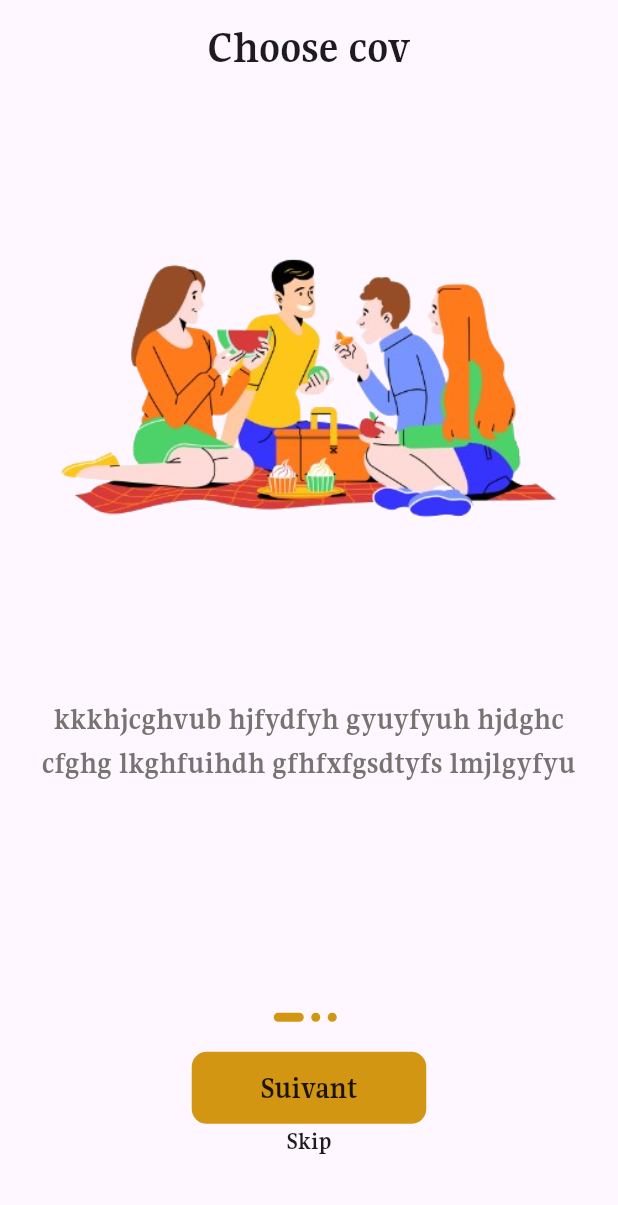
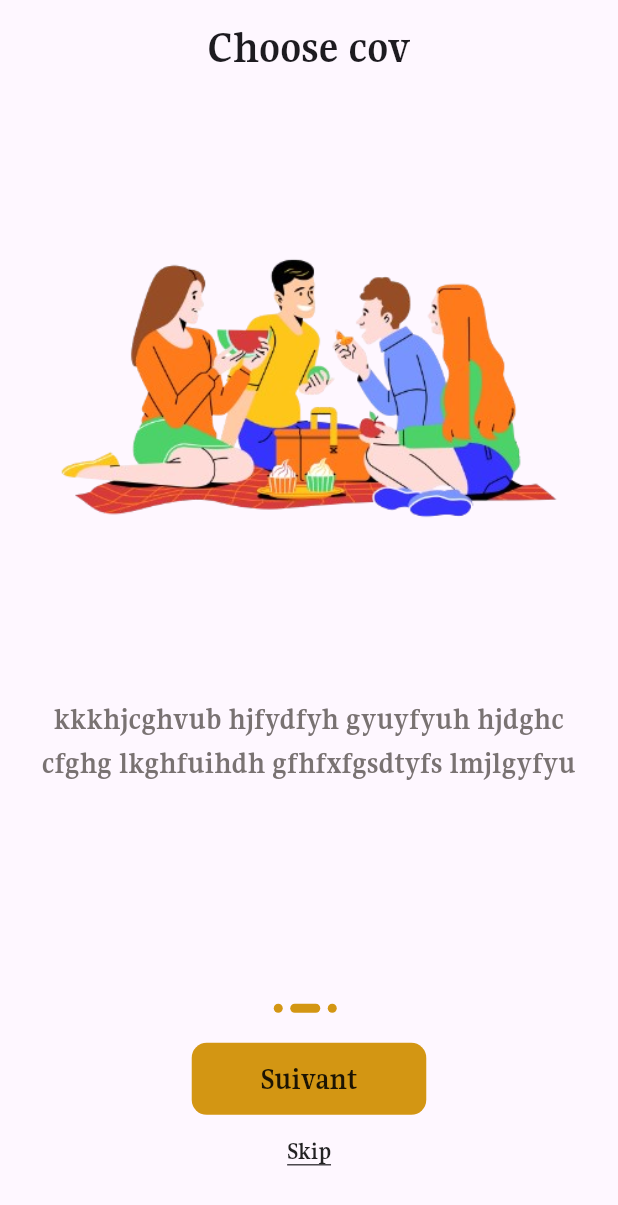
Before and after one commit to rahmajbeli09/covoiturage, a Flutter app: the screen it shows after launch, after a tap on "Suivant", on a phone screen of 412 x 824 dp. Shown: the top 1205 px of the screen. Run offline on Flutter 3.47's test engine with Material 3 defaults, Android fonts, the light colour scheme and no system bars; our stand-ins replace get.

Commit message:
03/08/2024

```diff
--- a/lib/controller/onBoardingController.dart
+++ b/lib/controller/onBoardingController.dart
@@ -1,9 +1,12 @@
+import 'package:covo/core/constant/routes.dart';
+import 'package:covo/data/datasource/static/static.dart';
 import 'package:flutter/material.dart';
 import 'package:get/get.dart';
 
 abstract class Onboardingcontroller extends GetxController{
   next();
   onPageChanged(int index);
+  skip();
 }
 class OnboardingcontrollerImp extends Onboardingcontroller {
 
@@ -12,7 +15,12 @@ class OnboardingcontrollerImp extends Onboardingcontroller {
   @override
   next() {
     currentPage++;
-    pageController.animateToPage(currentPage, duration: const Duration(microseconds: 900), curve: Curves.easeInOut);
+    if(currentPage >onBoardingList.length -1){
+        Get.offAllNamed(AppRoute.login);
+    }else{
+          pageController.animateToPage(currentPage, duration: const Duration(microseconds: 900), curve: Curves.easeInOut);
+
+    }
   }
 
   @override
@@ -27,4 +35,9 @@ class OnboardingcontrollerImp extends Onboardingcontroller {
     super.onInit();
   }
 
+  @override
+  skip() {
+    Get.offAllNamed(AppRoute.login);
+  }
+
 }
--- /dev/null
+++ b/lib/core/constant/routes.dart
@@ -0,0 +1,3 @@
+class AppRoute {
+  static const String login = "/login";
+}
--- a/lib/main.dart
+++ b/lib/main.dart
@@ -1,3 +1,4 @@
+import 'package:covo/routes.dart';
 import 'package:flutter/material.dart';
 import 'package:get/get.dart';
 import 'view/screen/onBoarding.dart';
@@ -13,10 +14,8 @@ class MyApp extends StatelessWidget {
     return GetMaterialApp(
       debugShowCheckedModeBanner: false,
       title: 'Flutter Demo',
-      theme: ThemeData(
-
-      ),
       home: OnBoarding(),
+      routes: routes,
     );
   }
 }
--- a/lib/view/screen/onBoarding.dart
+++ b/lib/view/screen/onBoarding.dart
@@ -2,6 +2,7 @@ import 'package:covo/controller/onBoardingController.dart';
 import 'package:covo/view/widget/onBoarding/dotController.dart';
 import 'package:covo/view/widget/onBoarding/onBoardingButton.dart';
 import 'package:covo/view/widget/onBoarding/onBoardingSlider.dart';
+import 'package:covo/view/widget/onBoarding/skip.dart';
 import 'package:flutter/material.dart';
 import 'package:get/get.dart';
 
@@ -18,14 +19,15 @@ class OnBoarding extends StatelessWidget {
             flex: 4,
             child:  onBoardingSlider(),
           ),
-          SizedBox(height: 80,),
+          SizedBox(height: 50,),
           Expanded(
             flex:1,
             child : Column(children: [
          Dotcontroller(),
            SizedBox(height: 20,),
            Onboardingbutton(),
-         Text("Skip", style:  TextStyle(fontWeight: FontWeight.bold , fontSize: 16 , fontFamily: "Gupter" ))
+          Skip()
+
             ],))
         ],
       ),
--- a/lib/view/widget/onBoarding/onBoardingSlider.dart
+++ b/lib/view/widget/onBoarding/onBoardingSlider.dart
@@ -12,7 +12,7 @@ class onBoardingSlider extends GetView<OnboardingcontrollerImp> {
     return PageView.builder(
       controller: controller.pageController,
       onPageChanged: (val){
-
+        controller.onPageChanged(val);
       },
               itemCount: onBoardingList.length,
               itemBuilder: (context ,i) => Column(children: [
--- /dev/null
+++ b/lib/view/widget/onBoarding/skip.dart
@@ -0,0 +1,18 @@
+import 'package:covo/controller/onBoardingController.dart';
+import 'package:flutter/material.dart';
+import 'package:get/get.dart';
+
+class Skip extends GetView<OnboardingcontrollerImp> {
+  const Skip({Key? key}) : super(key: key);
+
+  @override
+  Widget build(BuildContext context) {
+    return MaterialButton(
+          onPressed: (){
+            controller.skip();
+          },
+           child: const Text("Skip", style:  TextStyle(fontWeight: FontWeight.bold , fontSize: 16 , fontFamily: "Gupter"  , decoration: TextDecoration.underline,
+           )),
+         );
+  }
+}
```
Also changed, not shown: lib/routes.dart (added, +7 -0 lines), lib/view/screen/login.dart (added, +63 -0 lines), lib/view/widget/auth/ButtonAuth.dart (added, +22 -0 lines), lib/view/widget/auth/textField.dart (added, +29 -0 lines).
